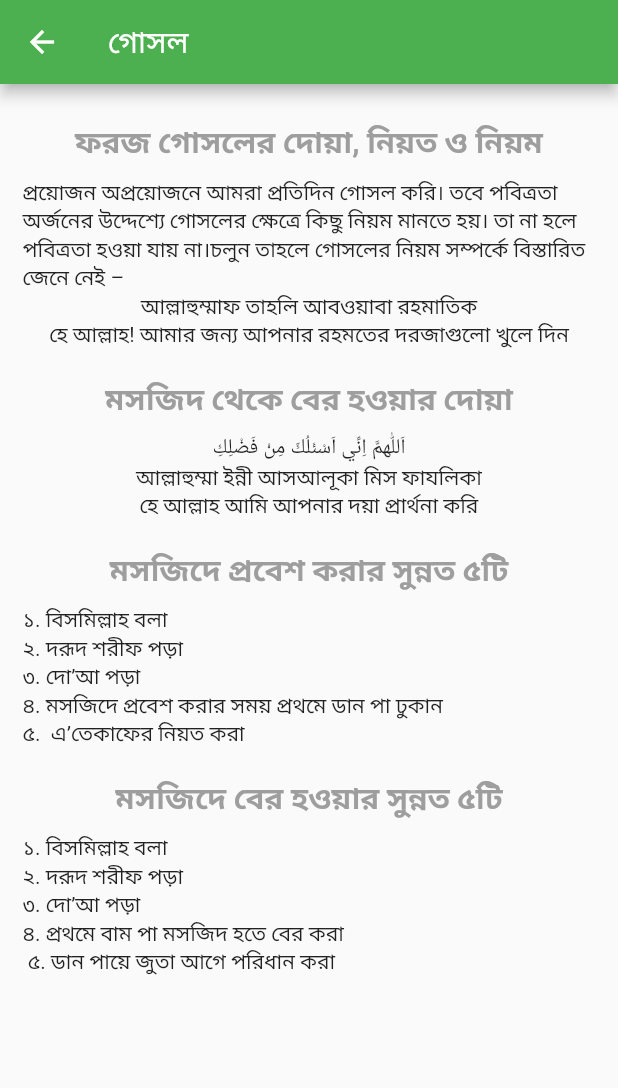
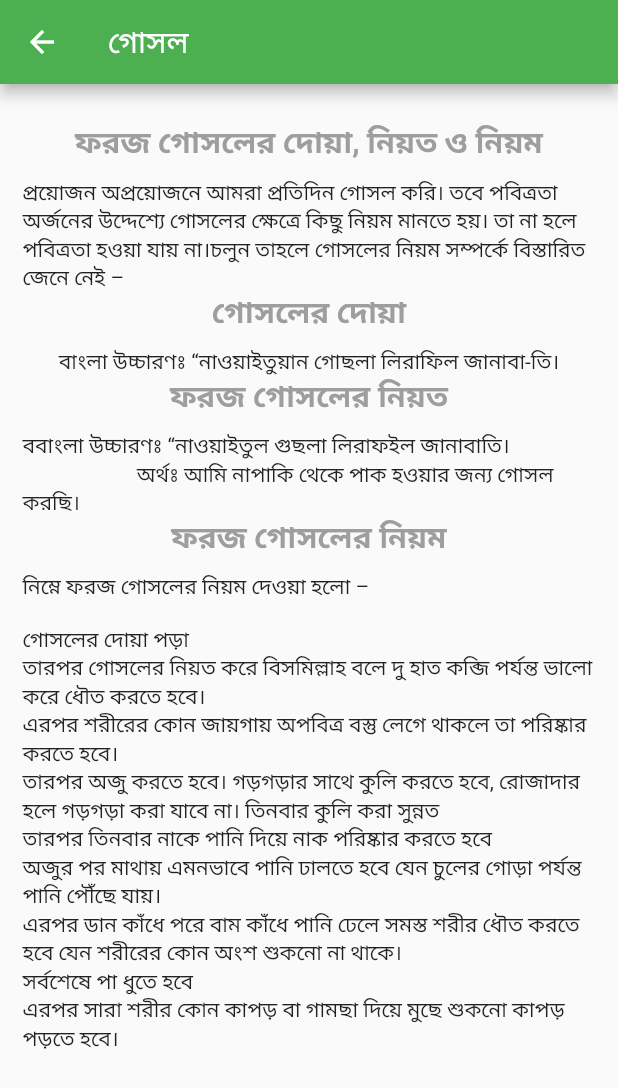
Before and after one commit to Ibrahim-K98han/islamic_apps, a Flutter app: the GosolePage screen opened directly, on a phone screen of 412 x 824 dp. Shown: the top 1088 px of the screen. Run offline on Flutter 3.47's test engine with Material 2 defaults, Android fonts, the light colour scheme and no system bars.

Commit message:
gosole module done

```diff
--- a/lib/pages/gosole_page.dart
+++ b/lib/pages/gosole_page.dart
@@ -35,70 +35,52 @@ class _GosolePageState extends State<GosolePage> {
                             fontSize: 20,
                             fontWeight: FontWeight.bold,
                             color: Colors.grey)),
-                    SizedBox(height: 10,),
-                    Text('''প্রয়োজন অপ্রয়োজনে আমরা প্রতিদিন গোসল করি। তবে পবিত্রতা অর্জনের উদ্দেশ্যে গোসলের ক্ষেত্রে কিছু নিয়ম মানতে হয়। তা না হলে পবিত্রতা হওয়া যায় না।চলুন তাহলে গোসলের নিয়ম সম্পর্কে বিস্তারিত জেনে নেই –'''),
-                    Text('''আল্লাহুম্মাফ তাহলি আবওয়াবা রহমাতিক'''),
-                    Text('''হে আল্লাহ! আমার জন্য আপনার রহমতের দরজাগুলো খুলে দিন'''),
-                  ],
+                    SizedBox(
+                      height: 10,
                     ),
-                SizedBox(height: 20,),
-                Column(
-                  crossAxisAlignment: CrossAxisAlignment.center,
-                  children: [
-                    Center(
-                      child: Text('''মসজিদ থেকে বের হওয়ার দোয়া''',
+                    Text(
+                        '''প্রয়োজন অপ্রয়োজনে আমরা প্রতিদিন গোসল করি। তবে পবিত্রতা অর্জনের উদ্দেশ্যে গোসলের ক্ষেত্রে কিছু নিয়ম মানতে হয়। তা না হলে পবিত্রতা হওয়া যায় না।চলুন তাহলে গোসলের নিয়ম সম্পর্কে বিস্তারিত জেনে নেই –'''),
+                    Text('''গোসলের দোয়া''',
                         style: TextStyle(
                             fontSize: 20,
                             fontWeight: FontWeight.bold,
                             color: Colors.grey)),
+                    SizedBox(
+                      height: 10,
                     ),
-                    SizedBox(height: 10,),
-                    Text('''اَللّٰهمَّ اِنِّي اَسْٮَٔلُكَ مِنْ فَضْلِكِ'''),
-                    Text('''আল্লাহুম্মা ইন্নী আসআলূকা মিস ফাযলিকা'''),
-                    Text('''হে আল্লাহ আমি আপনার দয়া প্রার্থনা করি'''),
-                  ],
-                ),
-                SizedBox(height: 20,),
-                Center(
-                  child: Text('''মসজিদে প্রবেশ করার সুন্নত ৫টি''',
+                    Text(
+                        '''বাংলা উচ্চারণঃ “নাওয়াইতুয়ান গোছলা লিরাফিল জানাবা-তি।'''),
+                    Text('''ফরজ গোসলের নিয়ত''',
                         style: TextStyle(
                             fontSize: 20,
                             fontWeight: FontWeight.bold,
                             color: Colors.grey)),
+                    SizedBox(
+                      height: 10,
                     ),
-                SizedBox(height: 10,),
-
-                Column(
-                  crossAxisAlignment: CrossAxisAlignment.start,
-                  children: [
-                    Text('১. বিসমিল্লাহ বলা'),
-                    Text('২. দরূদ শরীফ পড়া'),
-                    Text('৩. দো’আ পড়া'),
-                    Text('৪. মসজিদে প্রবেশ করার সময় প্রথমে ডান পা ঢুকান'),
-                    Text('৫.  এ’তেকাফের নিয়ত করা'),
-                  ],
-                ),
-
-                SizedBox(height: 20,),
-                Center(
-                  child: Text('''মসজিদে বের হওয়ার সুন্নত ৫টি''',
+                    Text('''ববাংলা উচ্চারণঃ “নাওয়াইতুল গুছলা লিরাফইল জানাবাতি।
+                      অর্থঃ আমি নাপাকি থেকে পাক হওয়ার জন্য গোসল করছি।'''),
+                    Text('''ফরজ গোসলের নিয়ম''',
                         style: TextStyle(
                             fontSize: 20,
                             fontWeight: FontWeight.bold,
                             color: Colors.grey)),
+                    SizedBox(
+                      height: 10,
                     ),
-                SizedBox(height: 10,),
-                Column(
-                  crossAxisAlignment: CrossAxisAlignment.start,
-                  children: [
-                    Text('১. বিসমিল্লাহ বলা'),
-                    Text('২. দরূদ শরীফ পড়া'),
-                    Text('৩. দো’আ পড়া'),
-                    Text('৪. প্রথমে বাম পা মসজিদ হতে বের করা'),
-                    Text(' ৫. ডান পায়ে জুতা আগে পরিধান করা'),
+                    Text('''নিম্নে ফরজ গোসলের নিয়ম দেওয়া হলো –
+
+গোসলের দোয়া পড়া
+তারপর গোসলের নিয়ত করে বিসমিল্লাহ বলে দু হাত কব্জি পর্যন্ত ভালো করে ধৌত করতে হবে।
+এরপর শরীরের কোন জায়গায় অপবিত্র বস্তু লেগে থাকলে তা পরিষ্কার করতে হবে।
+তারপর অজু করতে হবে। গড়গড়ার সাথে কুলি করতে হবে, রোজাদার হলে গড়গড়া করা যাবে না। তিনবার কুলি করা সুন্নত
+তারপর তিনবার নাকে পানি দিয়ে নাক পরিষ্কার করতে হবে
+অজুর পর মাথায় এমনভাবে পানি ঢালতে হবে যেন চুলের গোড়া পর্যন্ত পানি পৌঁছে যায়।
+এরপর ডান কাঁধে পরে বাম কাঁধে পানি ঢেলে সমস্ত শরীর ধৌত করতে হবে যেন শরীরের কোন অংশ শুকনো না থাকে।
+সর্বশেষে পা ধুতে হবে
+এরপর সারা শরীর কোন কাপড় বা গামছা দিয়ে মুছে শুকনো কাপড় পড়তে হবে।'''),
                   ],
-                )
-
+                ),
               ],
             ),
           ),
```
Lines whose indentation alone changed are shown as unchanged.
